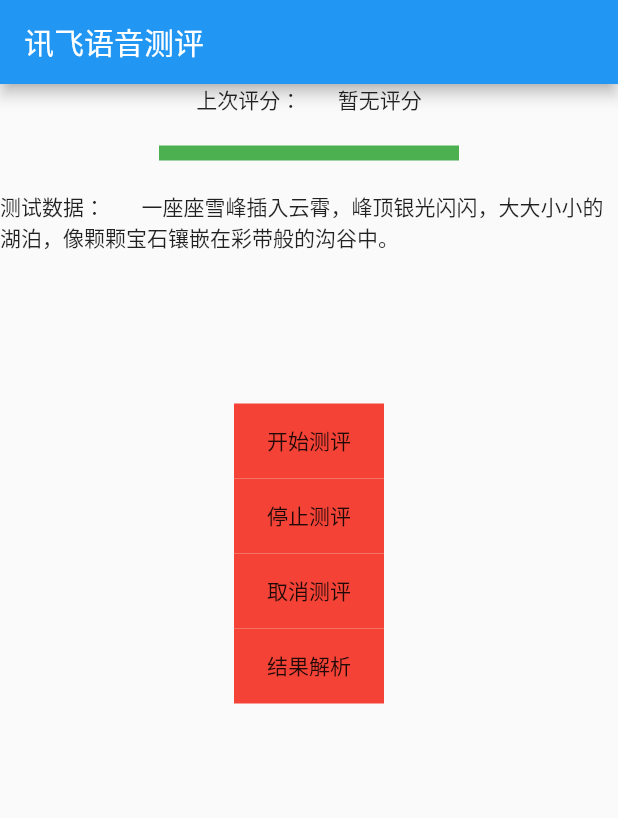
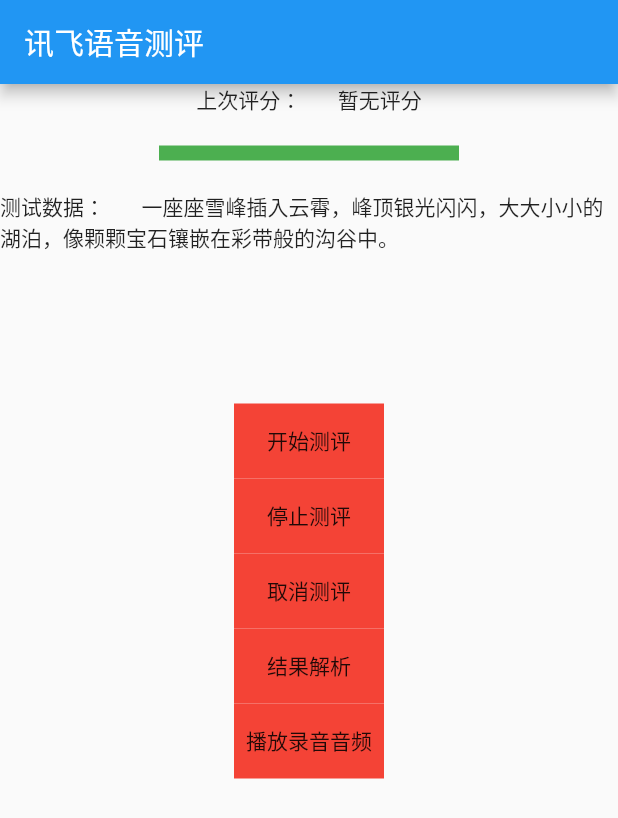
Before and after one commit to LiJinJinJIn/flutter_xyfun_ise, a Flutter app: the screen it shows after launch, after a tap on "开始测评", on a phone screen of 412 x 824 dp. Shown: the top 818 px of the screen. Run offline on Flutter 3.47's test engine with Material 2 defaults, Android fonts, the phone set to English and light mode, and no system bars; our stand-ins replace audioplayers.

Commit message:
音频播放处理

```diff
--- a/example/lib/main.dart
+++ b/example/lib/main.dart
@@ -1,7 +1,9 @@
 import 'package:flutter/material.dart';
 import 'package:flutter_xfyun_ise/bean/ise_param.dart';
 import 'package:flutter_xfyun_ise/flutter_xfyun_ise.dart';
+import 'package:flutter_xfyun_ise_example/audio/AudioPlayerManager.dart';
 import 'package:path_provider/path_provider.dart';
+import 'package:audioplayers/audioplayers.dart';
 
 void main() {
   runApp(const MyApp());
@@ -18,6 +20,7 @@ class _MyAppState extends State<MyApp> {
   ///测试内容文本
   var content = "一座座雪峰插入云霄，峰顶银光闪闪，大大小小的湖泊，像颗颗宝石镶嵌在彩带般的沟谷中。";
   var _score = "暂无评分";
+  var _path = "";
 
   @override
   void initState() {
@@ -45,6 +48,7 @@ class _MyAppState extends State<MyApp> {
 
   Future<void> setIseParameter() async {
     var dir = await getTemporaryDirectory();
+    _path = "${dir.path}/${111222}.wav";
     //设置参数
     FlutterXfyunIse.instance.setParameter(
       param: IseParam()
@@ -62,8 +66,9 @@ class _MyAppState extends State<MyApp> {
         ..textEncoding = "utf-8"
         ..aue = "opus"
         ..audioFormat = "wav"
-        ..iseAudioPath = "${dir.path}/ise.wav",
+        ..iseAudioPath = "$_path",
     );
+    print("setIseParameter  路径展示 :        ${_path}");
   }
 
   Future<void> initPlatformState() async {
@@ -132,6 +137,18 @@ class _MyAppState extends State<MyApp> {
                   FlutterXfyunIse.instance.resultsParsing();
                 },
               ),
+              InkWell(
+                child: Container(
+                  width: 100,
+                  height: 50,
+                  color: Colors.red,
+                  alignment: Alignment.center,
+                  child: Text("播放录音音频"),
+                ),
+                onTap: () async {
+                  AudioPlayerManager.instance.play(_path);
+                },
+              ),
             ],
           ),
         ),
--- a/pubspec.yaml
+++ b/pubspec.yaml
@@ -10,14 +10,11 @@ environment:
 dependencies:
   flutter:
     sdk: flutter
+  audioplayers: ^1.1.1
 
 dev_dependencies:
   flutter_test:
     sdk: flutter
-  flutter_lints: ^1.0.0
-
-# For information on the generic Dart part of this file, see the
-# following page: https://dart.dev/tools/pub/pubspec
 
 # The following section is specific to Flutter.
 flutter:
```
Also changed, not shown: example/lib/audio/AudioPlayerManager.dart (added, +54 -0 lines), example/pubspec.lock, pubspec.lock, 1 other file.
